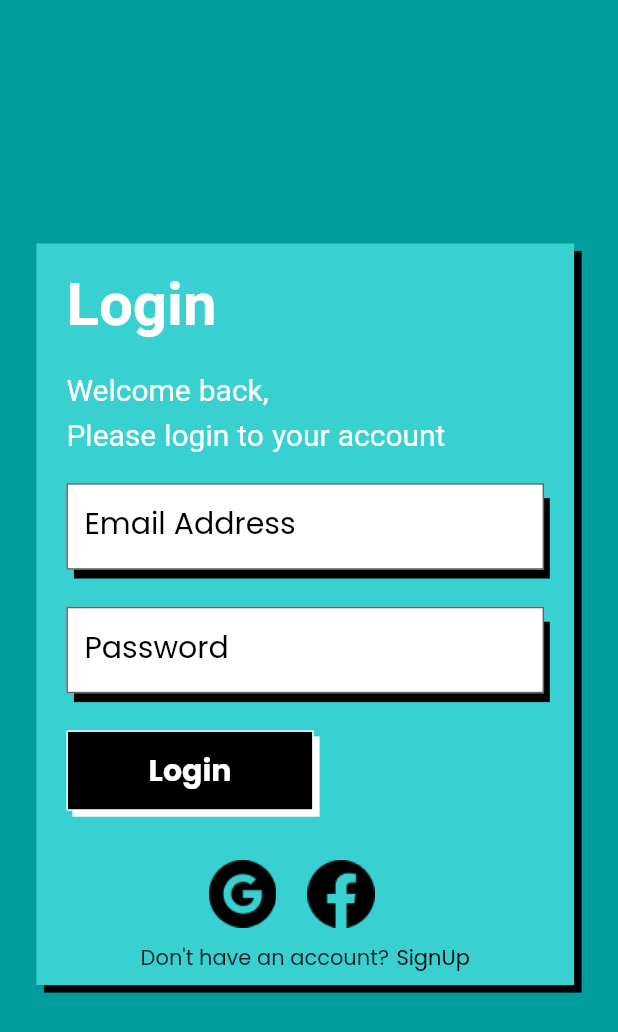
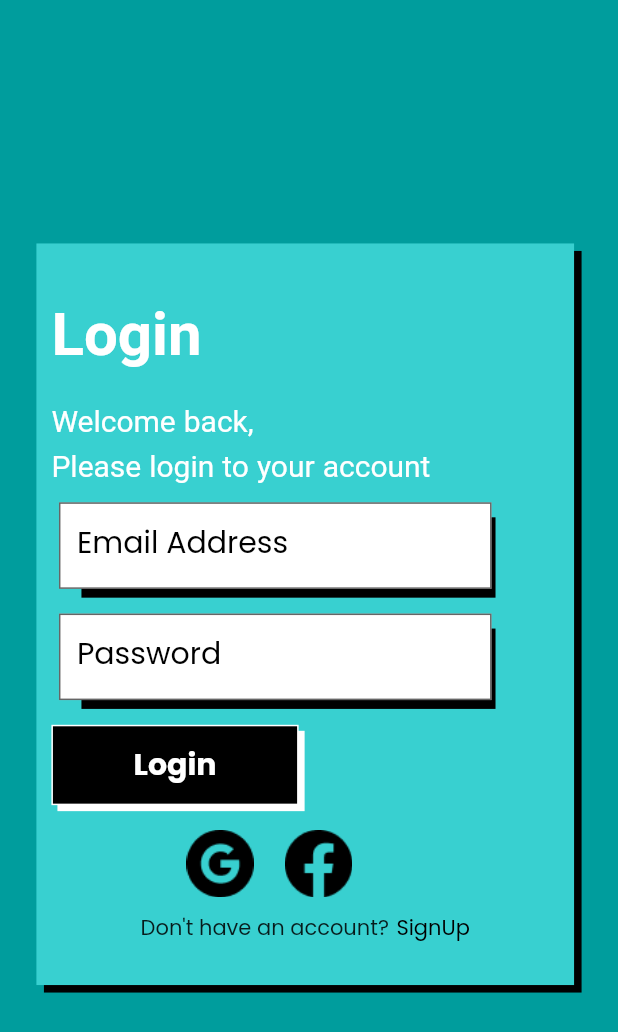
Before and after one commit to himanshusharma89/relic_bazaar, a Flutter app: the screen it shows after launch, on a phone screen of 412 x 824 dp. Shown: the top 1032 px of the screen. Run offline on Flutter 3.47's test engine with Material 2 defaults, Android fonts, the phone set to English and light mode, and no system bars; our stand-ins replace firebase_auth, firebase_core, firebase_remote_config, flutter_svg, fluttertoast, geolocator and 3 more; missing offline and left inert: advance_pdf_viewer, geocoder, razorpay_flutter; accounts and stored records are empty.

Commit message:
Login UI Update (#170)
* Added horizontal scroll to login page

* Resized widgets in login page

* Added space between text boxes in login page

Co-authored-by: AksV73 <akshayavijay109@gmail.com>

```diff
--- a/lib/views/auth/login_view.dart
+++ b/lib/views/auth/login_view.dart
@@ -44,14 +44,17 @@ class LoginScreenState extends State<LoginScreen> {
                 width: width * 0.87,
                 child: Center(
                   child: SingleChildScrollView(
+                   // scrollDirection: Axis.horizontal,
                     child: Form(
                       key: _formKey,
                       child: Column(
                         // ignore: always_specify_types
                         children: [
+
                           Padding(
                             padding: const EdgeInsets.symmetric(
-                                horizontal: 20, vertical: 10),
+                                horizontal: 10, vertical: 10),
+
                             child: Row(
                               // ignore: always_specify_types, prefer_const_literals_to_create_immutables
                               children: [
@@ -75,7 +78,7 @@ class LoginScreenState extends State<LoginScreen> {
                             children: [
                               const Padding(
                                 padding:
-                                    EdgeInsets.only(left: 20.0, right: 20.0),
+                                    EdgeInsets.only(left: 10.0, right: 10.0),
                                 child: Text(
                                   'Welcome back,\nPlease login to your account',
                                   style: TextStyle(
@@ -89,7 +92,7 @@ class LoginScreenState extends State<LoginScreen> {
                             ],
                           ),
                           SizedBox(
-                            height: height * 0.020,
+                            height: height * 0.011,
                           ),
                           Stack(
                             // ignore: always_specify_types
@@ -98,16 +101,17 @@ class LoginScreenState extends State<LoginScreen> {
                                 offset: const Offset(25, 10),
                                 child: Container(
                                   color: Colors.black,
-                                  width: width * 0.77,
+                                  width: width * 0.67,
                                   height: height * 0.065,
                                 ),
                               ),
                               Padding(
                                 padding: const EdgeInsets.only(
-                                    left: 20.0, right: 20.0),
+                                    left: 10.0, right: 50.0),
                                 // ignore: sized_box_for_whitespace
                                 child: Container(
                                   height: height * 0.07,
+                                  width: width * 0.7,
                                   child: TextFormField(
                                     onChanged: (String value) {
                                       email = value;
@@ -133,7 +137,7 @@ class LoginScreenState extends State<LoginScreen> {
                             ],
                           ),
                           SizedBox(
-                            height: height * 0.030,
+                            height: height * 0.020,
                           ),
                           Stack(
                               // ignore: always_specify_types
@@ -142,16 +146,17 @@ class LoginScreenState extends State<LoginScreen> {
                                   offset: const Offset(25, 10),
                                   child: Container(
                                     color: Colors.black,
-                                    width: width * 0.77,
+                                    width: width * 0.67,
                                     height: height * 0.065,
                                   ),
                                 ),
                                 Padding(
                                   padding: const EdgeInsets.only(
-                                      left: 20.0, right: 20.0),
+                                      left: 10.0, right: 50.0),
                                   // ignore: sized_box_for_whitespace
                                   child: Container(
                                     height: height * 0.07,
+                                    width: width * 0.7,
                                     child: TextFormField(
                                         onChanged: (String value) {
                                           password = value;
@@ -179,14 +184,14 @@ class LoginScreenState extends State<LoginScreen> {
                                 ),
                               ]),
                           SizedBox(
-                            height: height * 0.030,
+                            height: height * 0.020,
                           ),
                           Row(
                             // ignore: always_specify_types
                             children: [
                               Padding(
                                 padding: const EdgeInsets.only(
-                                    left: 20.0, right: 20.0),
+                                    left: 10.0, right: 50.0),
                                 child: InkWell(
                                   onTap: () async {
                                     debugPrint('Login!');
@@ -223,11 +228,11 @@ class LoginScreenState extends State<LoginScreen> {
                             ],
                           ),
                           SizedBox(
-                            height: height * 0.040,
+                            height: height * 0.020,
                           ),
                           Padding(
                             padding:
-                                const EdgeInsets.symmetric(horizontal: 115),
+                                const EdgeInsets.symmetric(horizontal: 100),
                             child: Row(
                                 // ignore: always_specify_types
                                 children: [
```
